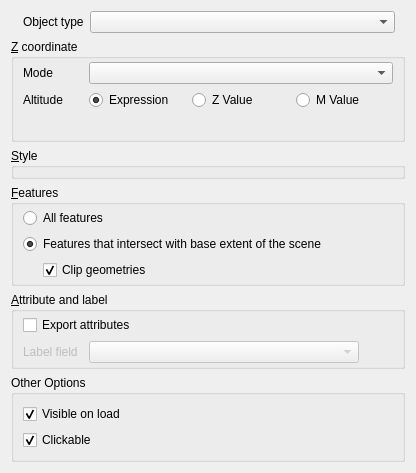
Above: ui/vectorproperties.ui from minorua/Qgis2threejs before the change. Below: the same form after it.
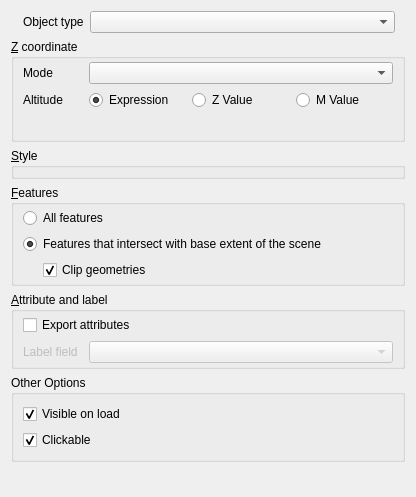
That is the form after the change. Custom widgets are drawn as their Qt base class.

Commit message:
fix vector properties ui
remove maximum size property from label field combobox

```diff
--- a/ui/vectorproperties.ui
+++ b/ui/vectorproperties.ui
@@ -7,7 +7,7 @@
     <x>0</x>
     <y>0</y>
     <width>416</width>
-    <height>472</height>
+    <height>497</height>
    </rect>
   </property>
   <property name="windowTitle">
@@ -286,18 +286,6 @@
           <property name="enabled">
            <bool>false</bool>
           </property>
-          <property name="sizePolicy">
-           <sizepolicy hsizetype="Expanding" vsizetype="Fixed">
-            <horstretch>0</horstretch>
-            <verstretch>0</verstretch>
-           </sizepolicy>
-          </property>
-          <property name="maximumSize">
-           <size>
-            <width>270</width>
-            <height>16777215</height>
-           </size>
-          </property>
          </widget>
         </item>
        </layout>
```
Left out of the diff: 1 changed line with no effect on the pictures. The commit also changes 1 other file.
